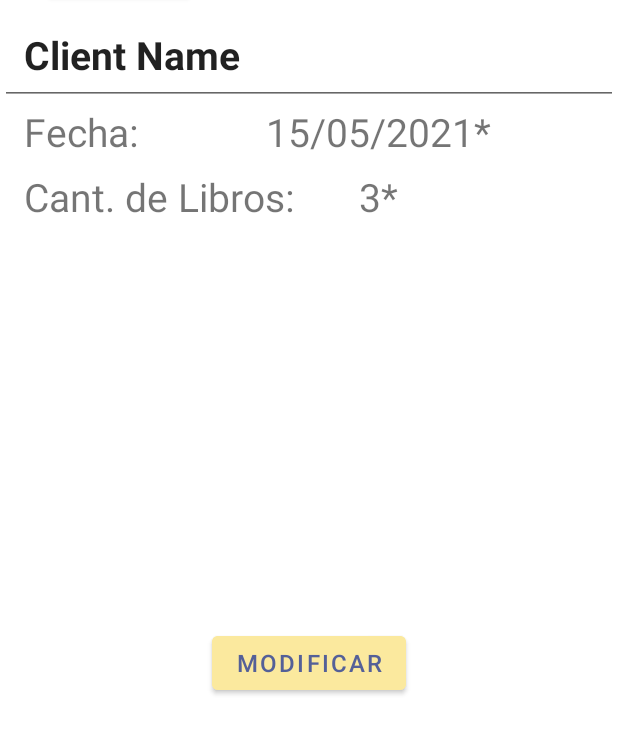
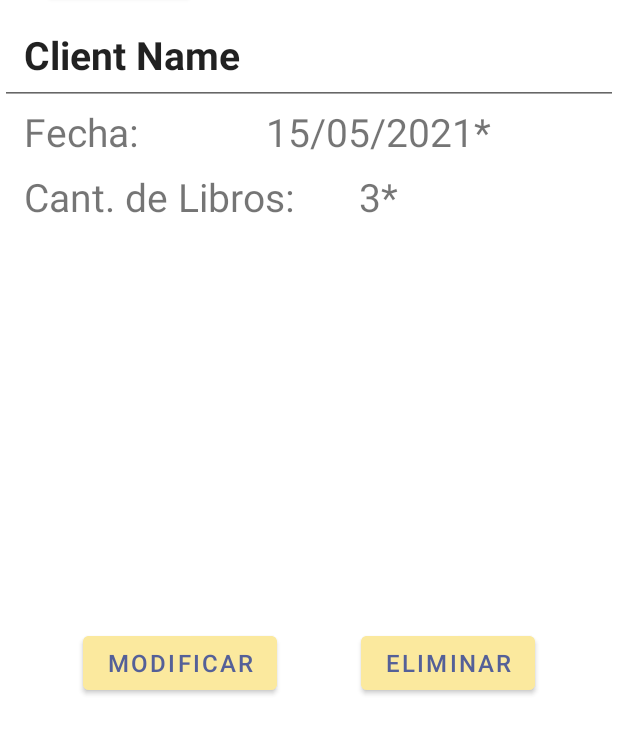
Before and after one commit to nmahnic/LeyendoySiendo, an Android app: the fragment TabContainerFragment shown on its own in the app's theme, on a phone screen of 412 x 824 dp, the part 344-1099 px from its top. Run offline under Robolectric (Android 15) with nearby library versions, the phone set to English and light mode, and no system bars; our stand-ins replace Room's generated code; 2 statements that could not run were skipped.

Commit message:
filter by order num

```diff
--- a/app/src/main/java/com/nicomahnic/dadm/leyendoysiendo/data/database/AppDatabase.kt
+++ b/app/src/main/java/com/nicomahnic/dadm/leyendoysiendo/data/database/AppDatabase.kt
@@ -15,7 +15,7 @@ import com.nicomahnic.dadm.leyendoysiendo.domain.OrderDao
 abstract class AppDatabase : RoomDatabase() {
 
     abstract fun userDao(): UserDao
-    abstract fun orderDato(): OrderDao
+    abstract fun orderDao(): OrderDao
 
     companion object {
         var INSTANCE: AppDatabase? = null
--- a/app/src/main/java/com/nicomahnic/dadm/leyendoysiendo/domain/OrderDao.kt
+++ b/app/src/main/java/com/nicomahnic/dadm/leyendoysiendo/domain/OrderDao.kt
@@ -10,6 +10,9 @@ interface OrderDao {
     @Query("SELECT * FROM orders ORDER BY id")
     suspend fun getOrders(): List<OrderEntity>?
 
+    @Query("SELECT * FROM orders WHERE id = :id")
+    suspend fun getOrderByOrderNum(id: Long): OrderEntity?
+
     @Insert(onConflict = OnConflictStrategy.REPLACE)
     suspend fun insertOrder(order: OrderEntity?)
 
@@ -18,7 +21,4 @@ interface OrderDao {
 
     @Delete
     suspend fun delete(order: OrderEntity?)
-
-    @Query("SELECT * FROM orders WHERE id = :id")
-    suspend fun loadOrderById(id: Int): OrderEntity?
 }
--- a/app/src/main/java/com/nicomahnic/dadm/leyendoysiendo/repository/Repository.kt
+++ b/app/src/main/java/com/nicomahnic/dadm/leyendoysiendo/repository/Repository.kt
@@ -8,4 +8,5 @@ interface Repository {
 
     suspend fun insertOrder(order: OrderEntity)
     suspend fun getOrders(): List<OrderEntity>?
+    suspend fun getOrdersByOrderNum(orderNum: Long): OrderEntity?
 }
--- a/app/src/main/java/com/nicomahnic/dadm/leyendoysiendo/repository/RepositoryImpl.kt
+++ b/app/src/main/java/com/nicomahnic/dadm/leyendoysiendo/repository/RepositoryImpl.kt
@@ -14,4 +14,8 @@ class RepositoryImpl(private val dataSource: DataSource): Repository {
     override suspend fun getOrders(): List<OrderEntity>? {
         return dataSource.getOrdersIntoRoom()
     }
+
+    override suspend fun getOrdersByOrderNum(orderNum: Long): OrderEntity? {
+        return dataSource.getOrderByOrderNumIntoRoom(orderNum)
+    }
 }
--- a/app/src/main/java/com/nicomahnic/dadm/leyendoysiendo/ui/fragments/secondactivity/tabcontainer/TabContainerFragment.kt
+++ b/app/src/main/java/com/nicomahnic/dadm/leyendoysiendo/ui/fragments/secondactivity/tabcontainer/TabContainerFragment.kt
@@ -42,7 +42,7 @@ class TabContainerFragment : Fragment(R.layout.tab_container_fragment) {
 
         Log.d("NM", "in TabContainer")
 
-        viewModelTab.loadOrder(args.orderNum, args.clientName)
+        viewModelTab.loadOrder(args.orderNum)
 
         TabLayoutMediator(tabLayout, viewPager) { tab, position ->
             when (position) {
--- a/app/src/main/java/com/nicomahnic/dadm/leyendoysiendo/ui/fragments/secondactivity/tabcontainer/TabContainerViewModel.kt
+++ b/app/src/main/java/com/nicomahnic/dadm/leyendoysiendo/ui/fragments/secondactivity/tabcontainer/TabContainerViewModel.kt
@@ -10,7 +10,6 @@ import com.nicomahnic.dadm.leyendoysiendo.repository.Repository
 import kotlinx.coroutines.Dispatchers
 
 class TabContainerViewModel(private val repo: Repository) : ViewModel() {
-    val clientName = MutableLiveData<String>()
     val orderNum = MutableLiveData<Long>()
 
     fun fetchBooks() = liveData(Dispatchers.IO) {
@@ -23,8 +22,22 @@ class TabContainerViewModel(private val repo: Repository) : ViewModel() {
         }
     }
 
-    fun loadOrder(order: Long, name: String){
+    fun fetchOrder() = liveData(Dispatchers.IO) {
+        emit(Resource.Loading())
+
+        try {
+            emit(Resource.Success(repo.getOrdersByOrderNum(orderNum.value!!)))
+        }catch (e: Exception){
+            emit(Resource.Failure(e))
+        }
+    }
+
+    fun updateOrder(newName: String) {
+        //TODO(update order)
+    }
+
+    fun loadOrder(order: Long) {
         orderNum.value = order
-        clientName.value = name
     }
+
 }
--- a/app/src/main/java/com/nicomahnic/dadm/leyendoysiendo/ui/fragments/secondactivity/tabcontainer/bookdetails/BookDetailsFragment.kt
+++ b/app/src/main/java/com/nicomahnic/dadm/leyendoysiendo/ui/fragments/secondactivity/tabcontainer/bookdetails/BookDetailsFragment.kt
@@ -2,12 +2,16 @@ package com.nicomahnic.dadm.leyendoysiendo.ui.fragments.secondactivity.tabcontai
 
 import androidx.lifecycle.ViewModelProvider
 import android.os.Bundle
+import android.text.Editable
+import android.text.TextWatcher
 import android.util.Log
 import androidx.fragment.app.Fragment
 import android.view.View
 import androidx.fragment.app.activityViewModels
 import com.nicomahnic.dadm.leyendoysiendo.R
+import com.nicomahnic.dadm.leyendoysiendo.core.Resource
 import com.nicomahnic.dadm.leyendoysiendo.databinding.BookDetailsFragmentBinding
+import com.nicomahnic.dadm.leyendoysiendo.ui.adapter.BooksAdapter
 import com.nicomahnic.dadm.leyendoysiendo.ui.fragments.secondactivity.tabcontainer.TabContainerViewModel
 
 class BookDetailsFragment : Fragment(R.layout.book_details_fragment) {
@@ -28,13 +32,31 @@ class BookDetailsFragment : Fragment(R.layout.book_details_fragment) {
     override fun onStart() {
         super.onStart()
 
-        viewModelTab.clientName.observe(viewLifecycleOwner, { result ->
-            binding.edtTitle.setText(result.toString())
+        viewModelTab.fetchOrder().observe(viewLifecycleOwner, { result ->
+            Log.d("NM", "fetchOrder $result")
+            when(result){
+                is Resource.Loading -> {
+                    Log.d("LiveData", "Loading...")
+                }
+                is Resource.Success -> {
+                    binding.txtOrderNum.text = result.data!!.id.toString().padStart(5,'0')
+                    binding.edtTitle.setText(result.data!!.name)
+                }
+                is Resource.Failure -> {
+                    Log.d("LiveData", "${result.exception}")
+                }
+            }
         })
 
-        viewModelTab.orderNum.observe(viewLifecycleOwner, { result ->
-            binding.txtOrderNum.text = result.toString().padStart(5,'0')
-        })
+        binding.btnModify.setOnClickListener {
+            //TODO(update item from DB)
+            val newName = binding.edtTitle.text.toString()
+            viewModelTab.updateOrder(newName)
+        }
+
+        binding.btnDelete.setOnClickListener {
+            //TODO(delete item from DB)
+        }
     }
 
 
--- a/app/src/main/res/layout/book_details_fragment.xml
+++ b/app/src/main/res/layout/book_details_fragment.xml
@@ -71,7 +71,7 @@
         android:layout_marginStart="8dp"
         android:fontFamily="sans-serif-black"
         android:gravity="center"
-        android:text="N° Orden:"
+        android:text="@string/orderNumber"
         android:textColor="@color/white"
         android:textSize="26sp"
         android:textStyle="bold"
@@ -101,6 +101,7 @@
         android:layout_height="wrap_content"
         android:padding="16dp"
         android:text="Client Name"
+        android:inputType="textPersonName|text"
         android:textSize="26sp"
         android:textStyle="bold"
         app:layout_constraintEnd_toEndOf="parent"
@@ -112,7 +113,7 @@
         android:layout_width="wrap_content"
         android:layout_height="wrap_content"
         android:layout_marginStart="16dp"
-        android:text="Fecha:"
+        android:text="@string/dataLabel"
         android:textSize="26sp"
         app:layout_constraintStart_toStartOf="parent"
         app:layout_constraintTop_toBottomOf="@+id/edt_title" />
@@ -133,7 +134,7 @@
         android:layout_height="wrap_content"
         android:layout_marginStart="16dp"
         android:layout_marginTop="8dp"
-        android:text="Cant. de Libros:"
+        android:text="@string/qtyBooks"
         android:textSize="26sp"
         app:layout_constraintStart_toStartOf="parent"
         app:layout_constraintTop_toBottomOf="@+id/txt_date_label" />
@@ -150,17 +151,31 @@
         app:layout_constraintTop_toBottomOf="@+id/txt_date" />
 
     <Button
-        android:id="@+id/btnEnter"
+        android:id="@+id/btnModify"
         android:layout_width="wrap_content"
         android:layout_height="wrap_content"
         android:layout_marginTop="140dp"
         android:backgroundTint="@color/yellow_letters"
-        android:text="MODIFICAR"
+        android:text="@string/btnModify"
+        android:textColor="@color/screenBackground2"
+        android:textSize="16sp"
+        app:layout_constraintBottom_toBottomOf="parent"
+        app:layout_constraintEnd_toStartOf="@+id/btnDelete"
+        app:layout_constraintStart_toStartOf="parent"
+        app:layout_constraintTop_toBottomOf="@+id/txt_date_label2" />
+
+    <Button
+        android:id="@+id/btnDelete"
+        android:layout_width="wrap_content"
+        android:layout_height="wrap_content"
+        android:layout_marginTop="140dp"
+        android:backgroundTint="@color/yellow_letters"
+        android:text="@string/btnDelete"
         android:textColor="@color/screenBackground2"
         android:textSize="16sp"
         app:layout_constraintBottom_toBottomOf="parent"
         app:layout_constraintEnd_toEndOf="parent"
-        app:layout_constraintStart_toStartOf="parent"
+        app:layout_constraintStart_toEndOf="@+id/btnModify"
         app:layout_constraintTop_toBottomOf="@+id/txt_date_label2" />
 
 </androidx.constraintlayout.widget.ConstraintLayout>
--- a/app/src/main/res/values/strings.xml
+++ b/app/src/main/res/values/strings.xml
@@ -7,8 +7,25 @@
     <string name="tab_container">Detalle</string>
     <string name="tab_order">Orden</string>
     <string name="tab_books">Libros</string>
+
+
+    <!-- Nav Drawer Screen-->
+    <string name="logout">Cerrar sesión</string>
     <string name="register">Cargar Orden</string>
     <string name="editStock">Modificar Stock</string>
-    <string name="logout">Cerrar sesión</string>
+
+    <!-- New Order Screen-->
     <string name="registerOrder">Agregar Orden</string>
+
+    <!-- Details Screen-->
+    <string name="btnModify">MODIFICAR</string>
+    <string name="btnDelete">ELIMINAR</string>
+    <string name="qtyBooks">Cant. de Libros:</string>
+    <string name="dataLabel">Fecha:</string>
+    <string name="orderNumber">N° Orden:</string>
+
+    <!-- Login Screen -->
+    <string name="user">Usuario</string>
+    <string name="password">Contraseña</string>
+    <string name="name">Nombre</string>
 </resources>
```
Also changed, not shown: app/src/main/java/com/nicomahnic/dadm/leyendoysiendo/data/DataSource.kt (+6 -3 lines), app/src/main/java/com/nicomahnic/dadm/leyendoysiendo/ui/fragments/secondactivity/tabcontainer/rvbooks/RvBooksFragment.kt (+5 -3 lines), app/src/main/res/layout/fragment_login.xml (+4 -4 lines).
